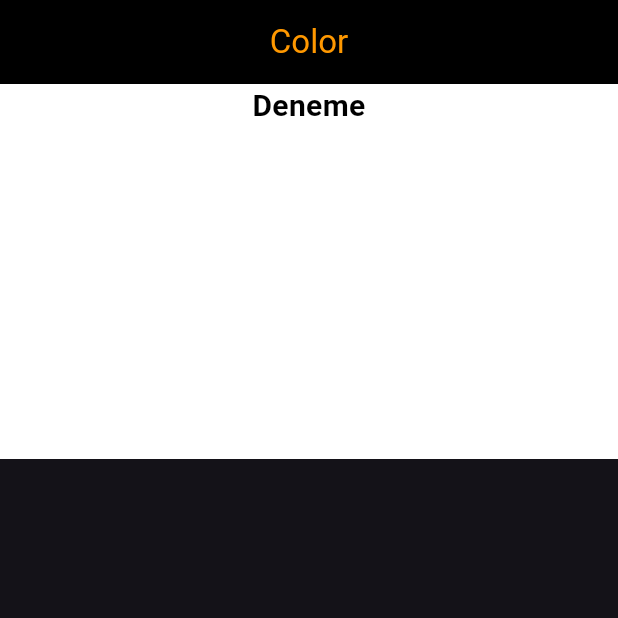
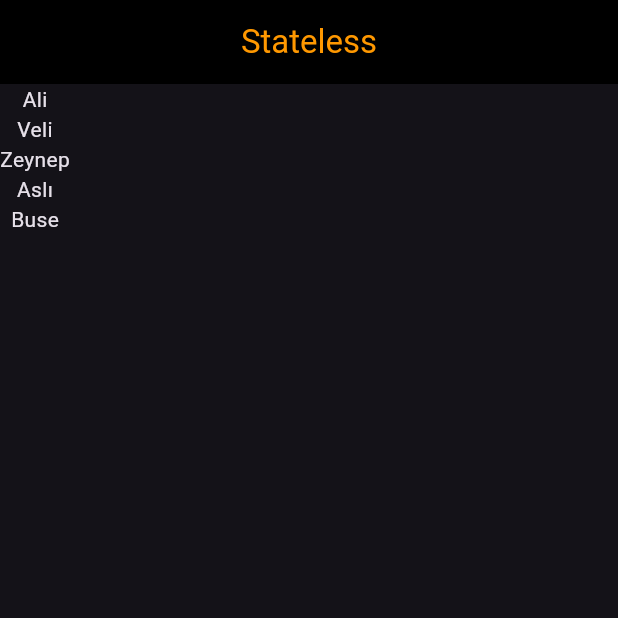
Before and after one commit to Burakyilmam/FlutterTekrar, a Flutter app: the screen it shows after launch, on a phone screen of 412 x 824 dp, the top half of it. Run offline on Flutter 3.47's test engine with Material 3 defaults, Android fonts, the phone set to English and light mode, and no system bars.

Commit message:
Stateles Widget yapıldı.

```diff
--- /dev/null
+++ b/lib/101/StatelessApp.dart
@@ -0,0 +1,37 @@
+import 'package:flutter/material.dart';
+import 'package:flutter/services.dart';
+
+class StatelessApp extends StatelessWidget {
+  StatelessApp({super.key});
+  @override
+  Widget build(BuildContext context) {
+    return Scaffold(
+      appBar: AppBar(
+        title:const Text(
+            'Stateless',
+            style: TextStyle(
+                color: Colors.orange
+            )
+        ),
+      ),
+      body: const Column(
+        children: [
+          _TextWidget(text: "Ali"),
+          _TextWidget(text: "Veli"),
+          _TextWidget(text: "Zeynep"),
+          _TextWidget(text: "Aslı"),
+          _TextWidget(text: "Buse"),
+        ],
+      )
+    );
+  }
+}
+
+class _TextWidget extends StatelessWidget{
+  const _TextWidget({Key? key , required this.text});
+  final String text;
+  @override
+  Widget build(BuildContext context) {
+  return Text(text);
+  }
+}
--- a/lib/main.dart
+++ b/lib/main.dart
@@ -3,6 +3,7 @@ import 'package:demo/101/ColorApp.dart';
 import 'package:demo/101/ContainerApp.dart';
 import 'package:demo/101/IconApp.dart';
 import 'package:demo/101/ScaffoldApp.dart';
+import 'package:demo/101/StatelessApp.dart';
 import 'package:demo/101/TextApp.dart';
 import 'package:demo/101/ButtonApp.dart';
 import 'package:flutter/material.dart';
@@ -23,7 +24,7 @@ class MyApp extends StatelessWidget {
           backgroundColor: Colors.black,
         )
       ),
-      home: ColorApp(),
+      home: StatelessApp(),
     );
   }
 }
```
